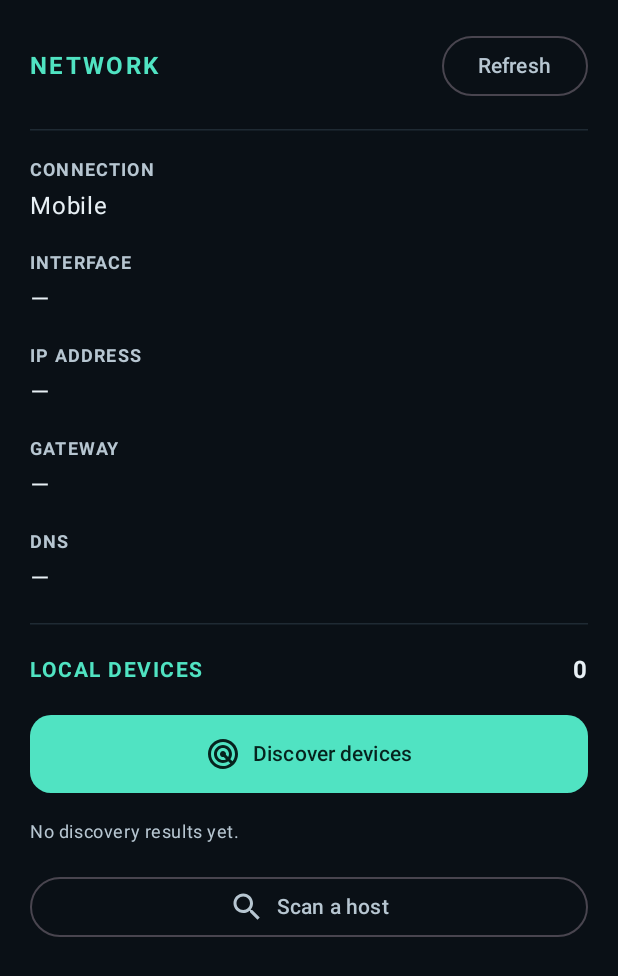
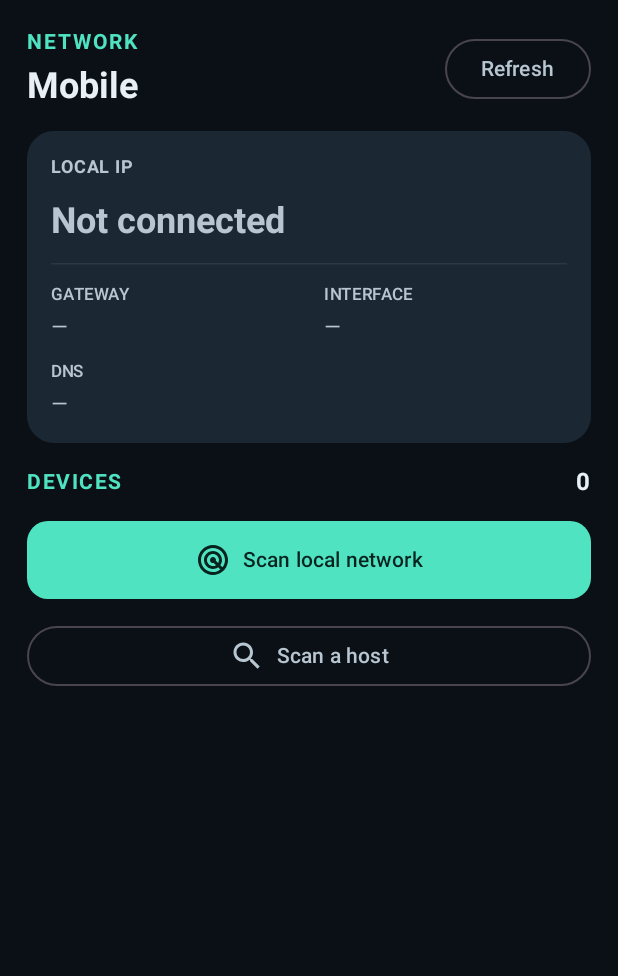
Before and after one commit to DSL-21/Gmap, an Android app built with Jetpack Compose: the composable DashboardScreen shown on its own in the app's theme, on a phone screen of 412 x 824 dp. Shown: the top 976 px of the screen. Run offline under Robolectric (Android 15) with nearby library versions, the phone set to English and light mode, and no system bars.

Commit message:
Refine network dashboard and simplify settings

```diff
--- a/app/src/main/java/com/dsl/gmap/ui/Screens.kt
+++ b/app/src/main/java/com/dsl/gmap/ui/Screens.kt
@@ -95,25 +95,27 @@ fun DashboardScreen(
     var discoveredHosts by remember { mutableStateOf<List<com.dsl.gmap.network.DiscoveredHost>>(emptyList()) }
     var discoveryProgress by remember { mutableStateOf<Pair<Int, Int>?>(null) }
     var discoveryError by remember { mutableStateOf<String?>(null) }
-
     val localIpv4 = network.addresses.firstOrNull { it.contains('.') && it.contains('/') }
 
     Column(
-        modifier = Modifier.fillMaxSize().verticalScroll(rememberScrollState()).padding(20.dp),
-        verticalArrangement = Arrangement.spacedBy(18.dp)
+        modifier = Modifier.fillMaxSize().verticalScroll(rememberScrollState()).padding(18.dp),
+        verticalArrangement = Arrangement.spacedBy(14.dp)
     ) {
-        Row(
-            modifier = Modifier.fillMaxWidth(),
-            verticalAlignment = Alignment.CenterVertically
-        ) {
+        Row(verticalAlignment = Alignment.CenterVertically) {
+            Column(modifier = Modifier.weight(1f), verticalArrangement = Arrangement.spacedBy(3.dp)) {
                 Text(
                     "NETWORK",
-                modifier = Modifier.weight(1f),
                     color = MaterialTheme.colorScheme.primary,
-                style = MaterialTheme.typography.titleMedium,
+                    style = MaterialTheme.typography.labelLarge,
                     fontWeight = FontWeight.Bold,
-                letterSpacing = 1.5.sp
+                    letterSpacing = 1.2.sp
                 )
+                Text(
+                    network.connectionType,
+                    style = MaterialTheme.typography.headlineSmall,
+                    fontWeight = FontWeight.Bold
+                )
+            }
             OutlinedButton(
                 onClick = {
                     network = com.dsl.gmap.network.ActiveNetworkInspector.inspect(context)
@@ -126,36 +128,59 @@ fun DashboardScreen(
             }
         }
 
+        Card(
+            modifier = Modifier.fillMaxWidth(),
+            colors = CardDefaults.cardColors(containerColor = MaterialTheme.colorScheme.surfaceVariant),
+            shape = RoundedCornerShape(18.dp)
+        ) {
+            Column(
+                modifier = Modifier.fillMaxWidth().padding(16.dp),
+                verticalArrangement = Arrangement.spacedBy(12.dp)
+            ) {
+                Text(
+                    "LOCAL IP",
+                    color = MaterialTheme.colorScheme.onSurfaceVariant,
+                    style = MaterialTheme.typography.labelMedium,
+                    fontWeight = FontWeight.Bold
+                )
+                Text(
+                    localIpv4?.substringBefore('/') ?: "Not connected",
+                    style = MaterialTheme.typography.headlineSmall,
+                    fontWeight = FontWeight.Bold
+                )
                 HorizontalDivider(color = MaterialTheme.colorScheme.outline.copy(alpha = 0.4f))
-
-        NetworkInfoRow("Connection", network.connectionType)
-        NetworkInfoRow("Interface", network.interfaceName ?: "—")
-        NetworkInfoRow(
-            "IP address",
-            network.addresses.ifEmpty { listOf("—") }.joinToString("\n")
+                Row(horizontalArrangement = Arrangement.spacedBy(20.dp)) {
+                    Column(modifier = Modifier.weight(1f), verticalArrangement = Arrangement.spacedBy(3.dp)) {
+                        Text("GATEWAY", color = MaterialTheme.colorScheme.onSurfaceVariant, style = MaterialTheme.typography.labelSmall)
+                        Text(network.gateway ?: "—", style = MaterialTheme.typography.bodyMedium, maxLines = 1, overflow = TextOverflow.Ellipsis)
+                    }
+                    Column(modifier = Modifier.weight(1f), verticalArrangement = Arrangement.spacedBy(3.dp)) {
+                        Text("INTERFACE", color = MaterialTheme.colorScheme.onSurfaceVariant, style = MaterialTheme.typography.labelSmall)
+                        Text(network.interfaceName ?: "—", style = MaterialTheme.typography.bodyMedium, maxLines = 1, overflow = TextOverflow.Ellipsis)
+                    }
+                }
+                Column(verticalArrangement = Arrangement.spacedBy(3.dp)) {
+                    Text("DNS", color = MaterialTheme.colorScheme.onSurfaceVariant, style = MaterialTheme.typography.labelSmall)
+                    Text(
+                        network.dnsServers.ifEmpty { listOf("—") }.joinToString(" · "),
+                        style = MaterialTheme.typography.bodyMedium,
+                        maxLines = 2,
+                        overflow = TextOverflow.Ellipsis
                     )
-        NetworkInfoRow("Gateway", network.gateway ?: "—")
-        NetworkInfoRow(
-            "DNS",
-            network.dnsServers.ifEmpty { listOf("—") }.joinToString("\n")
-        )
-
-        HorizontalDivider(color = MaterialTheme.colorScheme.outline.copy(alpha = 0.4f))
+                }
+            }
+        }
 
         Row(verticalAlignment = Alignment.CenterVertically) {
             Text(
-                "LOCAL DEVICES",
+                "DEVICES",
                 modifier = Modifier.weight(1f),
                 color = MaterialTheme.colorScheme.primary,
                 style = MaterialTheme.typography.titleSmall,
                 fontWeight = FontWeight.Bold,
                 letterSpacing = 1.sp
             )
-            Text(
-                discoveredHosts.size.toString(),
-                style = MaterialTheme.typography.titleMedium,
-                fontWeight = FontWeight.Bold
-            )
+            Text(discoveredHosts.size.toString(), style = MaterialTheme.typography.titleMedium, fontWeight = FontWeight.Bold)
         }
 
         Button(
@@ -165,7 +190,7 @@ fun DashboardScreen(
                 } else {
                     val cidr = localIpv4
                     if (cidr == null) {
-                        discoveryError = "No active IPv4 network was found."
+                        discoveryError = "No active IPv4 network."
                     } else {
                         discoveredHosts = emptyList()
                         discoveryProgress = 0 to 0
@@ -178,7 +203,7 @@ fun DashboardScreen(
                             } catch (cancelled: kotlinx.coroutines.CancellationException) {
                                 throw cancelled
                             } catch (exception: Exception) {
-                                discoveryError = exception.message ?: "Network discovery failed."
+                                discoveryError = exception.message ?: "Discovery failed."
                             } finally {
                                 discoveryJob = null
                             }
@@ -194,13 +219,13 @@ fun DashboardScreen(
                 contentDescription = null
             )
             Spacer(Modifier.width(8.dp))
-            Text(if (discoveryJob != null) "Stop discovery" else "Discover devices")
+            Text(if (discoveryJob != null) "Stop discovery" else "Scan local network")
         }
 
         discoveryProgress?.let { (done, total) ->
             if (discoveryJob != null) {
                 Text(
-                    "Checking $done / $total addresses",
+                    "Scanning ${done} / ${total}",
                     color = MaterialTheme.colorScheme.onSurfaceVariant,
                     style = MaterialTheme.typography.bodySmall
                 )
@@ -208,12 +233,10 @@ fun DashboardScreen(
                     progress = { if (total > 0) done.toFloat() / total else 0f },
                     modifier = Modifier.fillMaxWidth()
                 )
+            } else if (discoveryError == null && discoveredHosts.isEmpty()) {
+                Text("No responding hosts found.", color = MaterialTheme.colorScheme.onSurfaceVariant, style = MaterialTheme.typography.bodySmall)
             } else if (discoveryError == null) {
-                Text(
-                    "Discovery finished · $done / $total addresses checked",
-                    color = MaterialTheme.colorScheme.onSurfaceVariant,
-                    style = MaterialTheme.typography.bodySmall
-                )
+                Text("${done} / ${total} addresses checked", color = MaterialTheme.colorScheme.onSurfaceVariant, style = MaterialTheme.typography.bodySmall)
             }
         }
 
@@ -227,29 +250,14 @@ fun DashboardScreen(
                 colors = CardDefaults.cardColors(containerColor = MaterialTheme.colorScheme.surfaceVariant),
                 shape = RoundedCornerShape(14.dp)
             ) {
-                Column(
+                Row(
                     modifier = Modifier.fillMaxWidth().padding(14.dp),
-                    verticalArrangement = Arrangement.spacedBy(6.dp)
+                    verticalAlignment = Alignment.CenterVertically
                 ) {
-                    Row(verticalAlignment = Alignment.CenterVertically) {
-                        Text(
-                            host.address,
-                            modifier = Modifier.weight(1f),
-                            style = MaterialTheme.typography.titleMedium,
-                            fontWeight = FontWeight.Bold
-                        )
-                        Text(
-                            "${host.openPorts.size} OPEN",
-                            color = MaterialTheme.colorScheme.primary,
-                            style = MaterialTheme.typography.labelMedium,
-                            fontWeight = FontWeight.Bold
-                        )
+                    Column(modifier = Modifier.weight(1f), verticalArrangement = Arrangement.spacedBy(3.dp)) {
+                        Text(host.address, style = MaterialTheme.typography.titleMedium, fontWeight = FontWeight.Bold)
+                        Text(host.openPorts.joinToString(" · ") { "${it}/tcp" }.ifBlank { "No detected open ports" }, color = MaterialTheme.colorScheme.onSurfaceVariant, style = MaterialTheme.typography.bodySmall)
                     }
-                    Text(
-                        host.openPorts.joinToString(" · ") { "$it/tcp" },
-                        color = MaterialTheme.colorScheme.onSurfaceVariant,
-                        style = MaterialTheme.typography.bodySmall
-                    )
                     Text(
                         "${host.latencyMs} ms",
                         color = MaterialTheme.colorScheme.onSurfaceVariant,
@@ -257,14 +265,6 @@ fun DashboardScreen(
                     )
                 }
             }
-        }
-
-        if (discoveryProgress == null && discoveredHosts.isEmpty()) {
-            Text(
-                "No discovery results yet.",
-                color = MaterialTheme.colorScheme.onSurfaceVariant,
-                style = MaterialTheme.typography.bodySmall
-            )
         }
 
         OutlinedButton(
@@ -491,7 +491,7 @@ fun HistoryScreen(
     ) {
         Row(verticalAlignment = Alignment.CenterVertically) {
             Column(modifier = Modifier.weight(1f), verticalArrangement = Arrangement.spacedBy(4.dp)) {
-                Text("FINDINGS", color = MaterialTheme.colorScheme.primary, style = MaterialTheme.typography.labelLarge, fontWeight = FontWeight.Bold, letterSpacing = 1.5.sp)
+                Text("RESULTS", color = MaterialTheme.colorScheme.primary, style = MaterialTheme.typography.labelLarge, fontWeight = FontWeight.Bold, letterSpacing = 1.5.sp)
                 Text("Recent results", style = MaterialTheme.typography.headlineSmall, fontWeight = FontWeight.Bold)
             }
             if (sessions.isNotEmpty() || webAudits.isNotEmpty() || udpSessions.isNotEmpty()) {
@@ -509,8 +509,8 @@ fun HistoryScreen(
 
         if (sessions.isEmpty() && webAudits.isEmpty() && udpSessions.isEmpty()) {
             EmptyFeatureCard(
-                heading = "No findings yet",
-                description = "Host scans, UDP probes and web audits will appear here for this app session."
+                heading = "No results yet",
+                description = "Your scan results will appear here."
             )
         }
 
@@ -622,10 +622,10 @@ fun SettingsScreen(viewModel: ScanViewModel) {
         modifier = Modifier.fillMaxSize().verticalScroll(rememberScrollState()).padding(20.dp),
         verticalArrangement = Arrangement.spacedBy(16.dp)
     ) {
-        Text("SCANNER SETTINGS", color = MaterialTheme.colorScheme.primary, style = MaterialTheme.typography.labelLarge, fontWeight = FontWeight.Bold, letterSpacing = 1.5.sp)
-        Text("Connection timeout", style = MaterialTheme.typography.headlineSmall, fontWeight = FontWeight.Bold)
+        Text("SCAN TIMEOUT", color = MaterialTheme.colorScheme.primary, style = MaterialTheme.typography.labelLarge, fontWeight = FontWeight.Bold, letterSpacing = 1.2.sp)
+        Text("TCP connection wait", style = MaterialTheme.typography.headlineSmall, fontWeight = FontWeight.Bold)
         Text(
-            "Maximum time to wait for a TCP connection attempt before classifying it as no response. Shorter values can be faster on a reliable LAN; longer values can be more accurate on slow or distant networks.",
+            "Choose how long each connection attempt may wait.",
             color = MaterialTheme.colorScheme.onSurfaceVariant,
             style = MaterialTheme.typography.bodyMedium
         )
@@ -649,16 +649,11 @@ fun SettingsScreen(viewModel: ScanViewModel) {
         }
 
         HorizontalDivider(color = MaterialTheme.colorScheme.outline.copy(alpha = 0.4f))
-        Text("DATA & PRIVACY", style = MaterialTheme.typography.titleMedium, fontWeight = FontWeight.Bold)
+        Text("PRIVACY", style = MaterialTheme.typography.titleMedium, fontWeight = FontWeight.Bold)
         Text(
-            "Scan history and findings are kept in memory for this app session only. No scan database, JSON/CSV/TXT reports, preferences, analytics, or cloud sync are used.",
+            "Scan history stays in memory and clears when Gmap closes.",
             color = MaterialTheme.colorScheme.onSurfaceVariant,
             style = MaterialTheme.typography.bodyMedium
-        )
-        Text(
-            "TCP, UDP and Web audit findings are retained in RAM for this app session.",
-            color = MaterialTheme.colorScheme.onSurfaceVariant,
-            style = MaterialTheme.typography.bodySmall
         )
     }
 }
```
Lines whose indentation alone changed are shown as unchanged.
